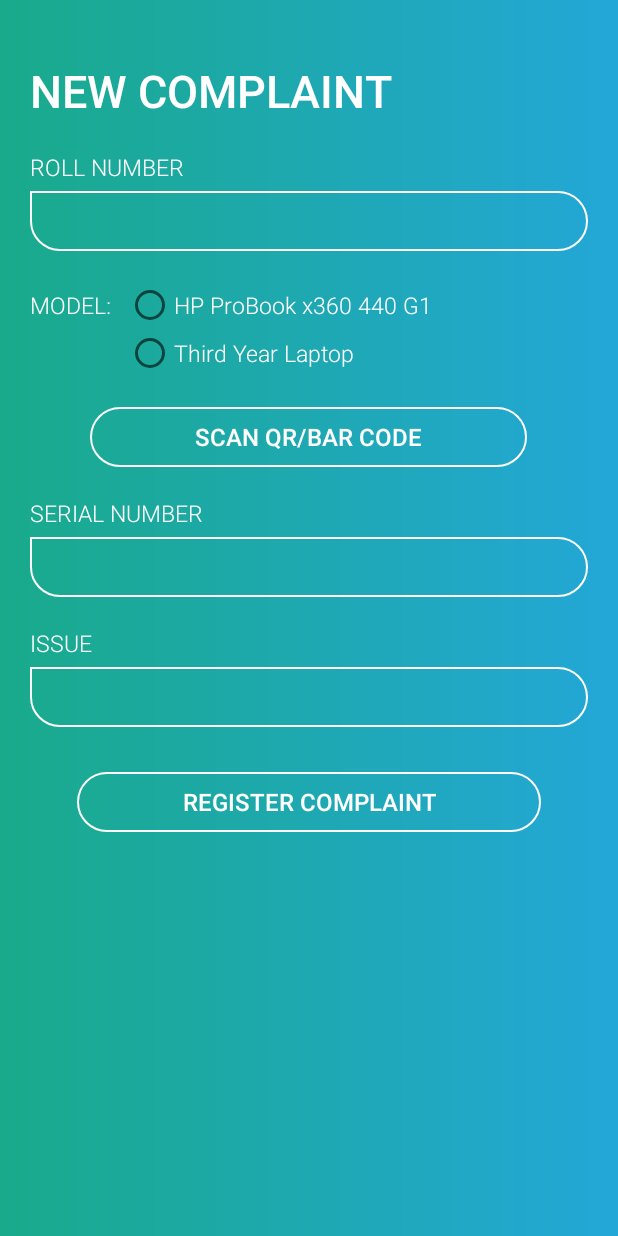
After one commit to avimishra18/ICT-Cell-Laptop-Repair, an Android app: the RegisterComplaint screen opened directly, with no data from a screen before it, on a phone screen of 412 x 824 dp. The commit adds this screen. Run offline under Robolectric (Android 15) with nearby library versions, the phone set to English and light mode, and no system bars; our stand-ins replace Volley.

Commit message:
New Complaint Commit

```diff
--- a/app/build.gradle
+++ b/app/build.gradle
@@ -28,5 +28,9 @@ dependencies {
     androidTestImplementation 'com.android.support.test.espresso:espresso-core:3.0.2'
     //Volley Dependency
     implementation 'com.android.volley:volley:1.1.1'
+    //UI Library
     implementation 'com.android.support:design:28.0.0'
+    //QR Code Dependency
+    implementation 'com.google.android.gms:play-services-auth:16.0.1'
+    implementation 'me.dm7.barcodescanner:zxing:1.9'
 }
--- a/app/src/main/AndroidManifest.xml
+++ b/app/src/main/AndroidManifest.xml
@@ -3,6 +3,7 @@
     package="com.example.ictcelllaptoprepair">
 
     <uses-permission android:name="android.permission.INTERNET" />
+    <uses-permission android:name="android.permission.CAMERA" />
 
     <application
         android:allowBackup="true"
@@ -11,7 +12,10 @@
         android:roundIcon="@mipmap/ic_launcher_round"
         android:supportsRtl="true"
         android:theme="@style/AppTheme">
-        <activity android:name=".AccountSettings"></activity>
+        <activity android:name=".HistoryActivity"></activity>
+        <activity android:name=".ScanCodeActivity" />
+        <activity android:name=".RegisterComplaint" />
+        <activity android:name=".AccountSettings" />
         <activity android:name=".UserHome" />
         <activity
             android:name=".AdminHome"
--- a/app/src/main/java/com/example/ictcelllaptoprepair/LoginActivity.java
+++ b/app/src/main/java/com/example/ictcelllaptoprepair/LoginActivity.java
@@ -47,7 +47,7 @@ public class LoginActivity extends AppCompatActivity {
             //Shared Preference To Keep User Logged In
             if(SaveSharedPreference.getUserRollnumber(LoginActivity.this).length() != 0) {
 
-                if(SaveSharedPreference.getUserAdmin(LoginActivity.this).equals(1)) {
+                if(SaveSharedPreference.getUserAdmin(LoginActivity.this).equals("1")) {
                     Intent adminHomeIntent = new Intent(LoginActivity.this, AdminHome.class);
                     startActivity(adminHomeIntent);
                     finish();
--- /dev/null
+++ b/app/src/main/java/com/example/ictcelllaptoprepair/RegisterComplaint.java
@@ -0,0 +1,162 @@
+package com.example.ictcelllaptoprepair;
+
+import android.content.Intent;
+import android.support.v7.app.AppCompatActivity;
+import android.os.Bundle;
+import android.view.View;
+import android.widget.Button;
+import android.widget.EditText;
+import android.widget.ProgressBar;
+import android.widget.RadioButton;
+import android.widget.RadioGroup;
+import android.widget.Toast;
+
+import com.android.volley.Request;
+import com.android.volley.RequestQueue;
+import com.android.volley.Response;
+import com.android.volley.VolleyError;
+import com.android.volley.toolbox.StringRequest;
+import com.android.volley.toolbox.Volley;
+
+import org.json.JSONException;
+import org.json.JSONObject;
+
+import java.util.HashMap;
+import java.util.Map;
+
+public class RegisterComplaint extends AppCompatActivity {
+
+    int radioButtonId=0;
+    RadioGroup radioGroupModel;
+    ProgressBar progressBarComplaint;
+    EditText editTextComplaintIssue,editTextComplainRollNumber;
+    Button buttonRegisterComplaint, buttonScanCode;
+
+    //Public Static to get Scanner Code
+    public static RadioButton radioButtonModel;
+    public static EditText editTextComplaintSerialNumber;
+
+    //PHP FILE LINK
+    private static String URL_NEWCOMPLAINT="http://ictcell-com.stackstaging.com/newcomplaint.php";
+
+
+    @Override
+    protected void onCreate(Bundle savedInstanceState) {
+        super.onCreate(savedInstanceState);
+        setContentView(R.layout.activity_register_complaint);
+
+        //Linking up the XML & Java Files
+        radioGroupModel = findViewById(R.id.radioGroupModel);
+        progressBarComplaint = findViewById(R.id.progressBarComplaint);
+
+        editTextComplainRollNumber = findViewById(R.id.editTextComplainRollNumber);
+        editTextComplaintIssue = findViewById(R.id.editTextComplaintIssue);
+        editTextComplaintSerialNumber = findViewById(R.id.editTextComplaintSerialNumber);
+
+        buttonRegisterComplaint = findViewById(R.id.buttonRegisterComplaint);
+        buttonScanCode = findViewById(R.id.buttonScanCode);
+
+        //On click Listener for Radio Group
+        radioGroupModel.setOnCheckedChangeListener(new RadioGroup.OnCheckedChangeListener() {
+            @Override
+            public void onCheckedChanged(RadioGroup group, int checkedId) {
+
+                //Gets the ID of Checked Radio Button
+                radioButtonId = radioGroupModel.getCheckedRadioButtonId();
+                radioButtonModel = findViewById(radioButtonId);
+            }
+        });
+
+        //On click Listener for scanning QR code
+        buttonScanCode.setOnClickListener(new View.OnClickListener() {
+            @Override
+            public void onClick(View v) {
+                Intent ScanCodeIntent = new Intent(RegisterComplaint.this,ScanCodeActivity.class);
+                startActivity(ScanCodeIntent);
+            }
+        });
+
+        //On click Listener for registering complaint
+        buttonRegisterComplaint.setOnClickListener(new View.OnClickListener() {
+            @Override
+            public void onClick(View v) {
+
+                //Various User Mistakes
+                if(editTextComplainRollNumber.getText().toString().length()<3)
+                    Toast.makeText(RegisterComplaint.this, "Enter a valid roll number", Toast.LENGTH_SHORT).show();
+                else if(radioButtonId==0)
+                    Toast.makeText(RegisterComplaint.this, "Please select the model", Toast.LENGTH_SHORT).show();
+                else if(editTextComplaintSerialNumber.getText().toString().length()<3)
+                    Toast.makeText(RegisterComplaint.this, "Enter a valid serial number", Toast.LENGTH_SHORT).show();
+                else if (editTextComplaintIssue.getText().toString().length()<3)
+                    Toast.makeText(RegisterComplaint.this, "Please type the issue", Toast.LENGTH_SHORT).show();
+                else
+                    newComplaint();
+            }
+        });
+    }
+
+    //Main New Complaint Register Function
+    public void newComplaint(){
+
+        //Progress Bar when clicked
+        progressBarComplaint.setVisibility(View.VISIBLE);
+        buttonRegisterComplaint.setVisibility(View.GONE);
+
+        //Getting Final Strings of details to be send to the Server
+        final String rollnumber = editTextComplainRollNumber.getText().toString();
+        final String model = radioButtonModel.getText().toString();
+        final String serialnumber = editTextComplaintSerialNumber.getText().toString();
+        final String issue = editTextComplaintIssue.getText().toString();
+
+
+
+        //Main Volley Code
+        StringRequest request = new StringRequest(Request.Method.POST, URL_NEWCOMPLAINT,
+                new Response.Listener<String>() { //3rd Parameter
+                    @Override
+                    public void onResponse(String response) {
+                        try {
+                            JSONObject jsonObject = new JSONObject(response);
+                            String success = jsonObject.getString("success");
+
+                            if(success.equals("1")){
+
+                                finish();
+                                Toast.makeText(RegisterComplaint.this, "Complaint Registered", Toast.LENGTH_SHORT).show();
+                            }
+
+                        } catch (JSONException e) {
+                            e.printStackTrace();
+                            Toast.makeText(RegisterComplaint.this, "Error!"+e.toString(), Toast.LENGTH_SHORT).show();
+                            progressBarComplaint.setVisibility(View.GONE);
+                            buttonRegisterComplaint.setVisibility(View.VISIBLE);
+                        }
+
+                    }
+                },
+                new Response.ErrorListener() { //4th Parameter
+                    @Override
+                    public void onErrorResponse(VolleyError error) {
+                        Toast.makeText(RegisterComplaint.this, "Error!"+error.toString(), Toast.LENGTH_SHORT).show();
+                        progressBarComplaint.setVisibility(View.GONE);
+                        buttonRegisterComplaint.setVisibility(View.VISIBLE);
+                    }
+                }
+        )
+        //MAIN VOLLEY CODE
+        {
+            protected Map<String,String> getParams(){
+                Map<String,String> params = new HashMap<>();
+                params.put("rollnumber",rollnumber);
+                params.put("model",model);
+                params.put("serialnumber",serialnumber);
+                params.put("issue",issue);
+                return params;
+            }
+        };
+        //Adds request to queue
+        RequestQueue queue = Volley.newRequestQueue(RegisterComplaint.this);
+        queue.add(request);
+    }
+}
--- a/app/src/main/java/com/example/ictcelllaptoprepair/SaveSharedPreference.java
+++ b/app/src/main/java/com/example/ictcelllaptoprepair/SaveSharedPreference.java
@@ -60,7 +60,7 @@ public class SaveSharedPreference {
 
     public static String getUserAdmin(Context ctx)
     {
-        return getSharedPreferences(ctx).getString("username", "");
+        return getSharedPreferences(ctx).getString("admin", "");
     }
 
     //Setter and getter for Password
--- /dev/null
+++ b/app/src/main/res/layout/activity_register_complaint.xml
@@ -0,0 +1,188 @@
+<?xml version="1.0" encoding="utf-8"?>
+<RelativeLayout xmlns:android="http://schemas.android.com/apk/res/android"
+    xmlns:app="http://schemas.android.com/apk/res-auto"
+    xmlns:tools="http://schemas.android.com/tools"
+    android:layout_width="match_parent"
+    android:layout_height="match_parent"
+    android:background="@drawable/gradient_bg"
+    android:padding="20dp"
+    tools:context=".RegisterComplaint">
+
+    <!--TEXT VIEW REGISTER COMPLAINT-->
+    <TextView
+        android:id="@+id/textViewNewComplaint"
+        android:layout_width="wrap_content"
+        android:layout_height="wrap_content"
+        android:layout_marginTop="20sp"
+        android:text="NEW COMPLAINT"
+        android:textSize="30sp"
+        android:textColor="@color/white"
+        android:fontFamily="sans-serif-medium"/>
+
+    <!--ROLL NUMBER TEXT VIEW & EDIT TEXT-->
+    <TextView
+        android:id="@+id/textViewComplaintRollNumber"
+        android:layout_width="wrap_content"
+        android:layout_height="wrap_content"
+        android:layout_marginTop="20sp"
+        android:text="ROLL NUMBER"
+        android:layout_below="@id/textViewNewComplaint"
+        android:textSize="15sp"
+        android:textColor="@color/white"
+        android:fontFamily="sans-serif-light"/>
+
+    <EditText
+        android:id="@+id/editTextComplainRollNumber"
+        android:layout_width="match_parent"
+        android:layout_height="40dp"
+        android:layout_below="@+id/textViewComplaintRollNumber"
+        android:background="@drawable/edittext_bg"
+        android:inputType="numberDecimal"
+        android:maxLength="10"
+        android:textSize="15sp"
+        android:textColor="@color/white"
+        android:fontFamily="sans-serif-light"
+        android:layout_marginTop="5sp"
+        android:paddingLeft="15sp"
+        android:paddingRight="15sp"/>
+
+    <!-- Text View Model Select -->
+    <TextView
+        android:id="@+id/textViewComplaintModel"
+        android:layout_width="wrap_content"
+        android:layout_height="wrap_content"
+        android:layout_below="@+id/editTextComplainRollNumber"
+        android:layout_marginTop="25sp"
+        android:text="MODEL:"
+        android:textSize="15sp"
+        android:textColor="@color/white"
+        android:fontFamily="sans-serif-light"/>
+
+    <!--RADIO GROUP TO SELECT MODEL -->
+    <RadioGroup
+        android:id="@+id/radioGroupModel"
+        android:layout_width="wrap_content"
+        android:layout_height="wrap_content"
+        android:layout_marginTop="20sp"
+        android:layout_marginLeft="10dp"
+        android:layout_toRightOf="@+id/textViewComplaintModel"
+        android:layout_below="@+id/editTextComplainRollNumber">
+
+        <RadioButton
+            android:id="@+id/radioButton440G1"
+            android:layout_width="wrap_content"
+            android:layout_height="wrap_content"
+            android:text="HP ProBook x360 440 G1"
+            android:textSize="15sp"
+            android:textColor="@color/white"
+            android:fontFamily="sans-serif-light"/>
+
+        <RadioButton
+            android:id="@+id/radioButtonModel2"
+            android:layout_width="wrap_content"
+            android:layout_height="wrap_content"
+            android:text="Third Year Laptop"
+            android:textSize="15sp"
+            android:textColor="@color/white"
+            android:fontFamily="sans-serif-light"/>
+
+    </RadioGroup>
+
+    <!-- Scanning Button -->
+    <Button
+        android:id="@+id/buttonScanCode"
+        android:layout_width="wrap_content"
+        android:layout_height="40sp"
+        android:layout_below="@+id/radioGroupModel"
+        android:layout_marginTop="20dp"
+        android:layout_centerHorizontal="true"
+        android:paddingLeft="70sp"
+        android:paddingRight="70sp"
+
+        android:text="SCAN QR/BAR CODE"
+        android:textAllCaps="false"
+        android:textSize="16sp"
+        android:textColor="@color/white"
+        android:fontFamily="sans-serif-medium"
+        android:background="@drawable/button_bg" />
+
+    <!--SERIAL NUMBER TEXT VIEW & EDIT TEXT-->
+    <TextView
+        android:id="@+id/textViewComplaintSerialNumber"
+        android:layout_width="wrap_content"
+        android:layout_height="wrap_content"
+        android:layout_marginTop="20sp"
+        android:text="SERIAL NUMBER"
+        android:layout_below="@id/buttonScanCode"
+        android:textSize="15sp"
+        android:textColor="@color/white"
+        android:fontFamily="sans-serif-light"/>
+
+    <EditText
+        android:id="@+id/editTextComplaintSerialNumber"
+        android:layout_width="match_parent"
+        android:layout_height="40dp"
+        android:layout_below="@+id/textViewComplaintSerialNumber"
+        android:background="@drawable/edittext_bg"
+        android:maxLength="20"
+        android:textSize="15sp"
+        android:textColor="@color/white"
+        android:fontFamily="sans-serif-light"
+        android:layout_marginTop="5sp"
+        android:paddingLeft="15sp"
+        android:paddingRight="15sp"/>
+
+    <!--ISSUE TEXT VIEW & EDIT TEXT-->
+    <TextView
+        android:id="@+id/textViewComplaintIssue"
+        android:layout_width="wrap_content"
+        android:layout_height="wrap_content"
+        android:layout_marginTop="20sp"
+        android:text="ISSUE"
+        android:layout_below="@id/editTextComplaintSerialNumber"
+        android:textSize="15sp"
+        android:textColor="@color/white"
+        android:fontFamily="sans-serif-light"/>
+
+    <EditText
+        android:id="@+id/editTextComplaintIssue"
+        android:layout_width="match_parent"
+        android:layout_height="40dp"
+        android:layout_below="@+id/textViewComplaintIssue"
+        android:background="@drawable/edittext_bg"
+        android:maxLength="30"
+        android:textSize="15sp"
+        android:textColor="@color/white"
+        android:fontFamily="sans-serif-light"
+        android:layout_marginTop="5sp"
+        android:paddingLeft="15sp"
+        android:paddingRight="15sp"/>
+
+    <!-- Progress Bar -->
+    <ProgressBar
+        android:id="@+id/progressBarComplaint"
+        android:layout_below="@+id/editTextComplaintIssue"
+        android:visibility="gone"
+        android:layout_marginTop="30dp"
+        android:layout_width="match_parent"
+        android:layout_height="wrap_content" />
+    <!-- Scanning Button -->
+    <Button
+        android:id="@+id/buttonRegisterComplaint"
+        android:layout_width="wrap_content"
+        android:layout_height="40sp"
+        android:layout_below="@+id/progressBarComplaint"
+        android:layout_marginTop="30dp"
+        android:layout_centerHorizontal="true"
+        android:paddingLeft="70sp"
+        android:paddingRight="70sp"
+        android:text="REGISTER COMPLAINT"
+        android:textAllCaps="false"
+        android:textSize="16sp"
+        android:textColor="@color/white"
+        android:fontFamily="sans-serif-medium"
+        android:background="@drawable/button_bg" />
+
+
+
+</RelativeLayout>
```
Also changed, not shown: app/src/main/java/com/example/ictcelllaptoprepair/AccountSettings.java (+1 -7 lines), app/src/main/java/com/example/ictcelllaptoprepair/AdminHome.java (+18 -2 lines), app/src/main/java/com/example/ictcelllaptoprepair/CustomAdapter.java (added, +51 -0 lines), app/src/main/java/com/example/ictcelllaptoprepair/HistoryActivity.java (added, +27 -0 lines), app/src/main/java/com/example/ictcelllaptoprepair/Model.java (added, +52 -0 lines), app/src/main/java/com/example/ictcelllaptoprepair/ScanCodeActivity.java (added, +58 -0 lines), app/src/main/res/layout/activity_history.xml (added, +31 -0 lines), app/src/main/res/layout/history_item_layout.xml (added, +119 -0 lines).
